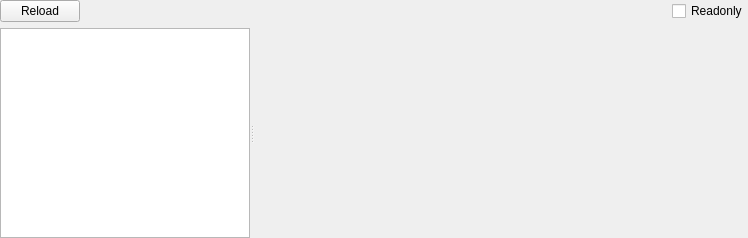
horsicq/FormatWidgets, file MACH/machwidget.ui: the form before one commit.
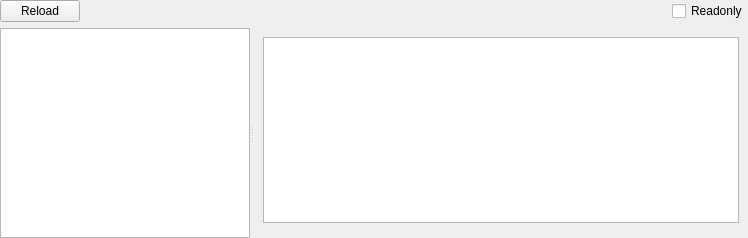
The form after the commit. The open tabs and pages were chosen to show the change. Custom widgets are drawn as their Qt base class.

What changed in the file:
```diff
--- a/MACH/machwidget.ui
+++ b/MACH/machwidget.ui
@@ -258,7 +258,41 @@
         </item>
        </layout>
       </widget>
-      <widget class="QWidget" name="page_sections"/>
+      <widget class="QWidget" name="page_sections">
+       <layout class="QVBoxLayout" name="verticalLayout_5">
+        <item>
+         <widget class="QTableWidget" name="tableWidget_sections">
+          <property name="sizePolicy">
+           <sizepolicy hsizetype="Expanding" vsizetype="Expanding">
+            <horstretch>0</horstretch>
+            <verstretch>0</verstretch>
+           </sizepolicy>
+          </property>
+          <property name="editTriggers">
+           <set>QAbstractItemView::NoEditTriggers</set>
+          </property>
+          <property name="selectionMode">
+           <enum>QAbstractItemView::SingleSelection</enum>
+          </property>
+          <property name="selectionBehavior">
+           <enum>QAbstractItemView::SelectRows</enum>
+          </property>
+          <attribute name="verticalHeaderVisible">
+           <bool>false</bool>
+          </attribute>
+          <attribute name="verticalHeaderDefaultSectionSize">
+           <number>20</number>
+          </attribute>
+          <attribute name="verticalHeaderMinimumSectionSize">
+           <number>20</number>
+          </attribute>
+         </widget>
+        </item>
+        <item>
+         <widget class="ToolsWidget" name="widgetSectionHex" native="true"/>
+        </item>
+       </layout>
+      </widget>
       <widget class="QWidget" name="page_libraries">
        <layout class="QVBoxLayout" name="verticalLayout_4">
         <property name="leftMargin">
```
